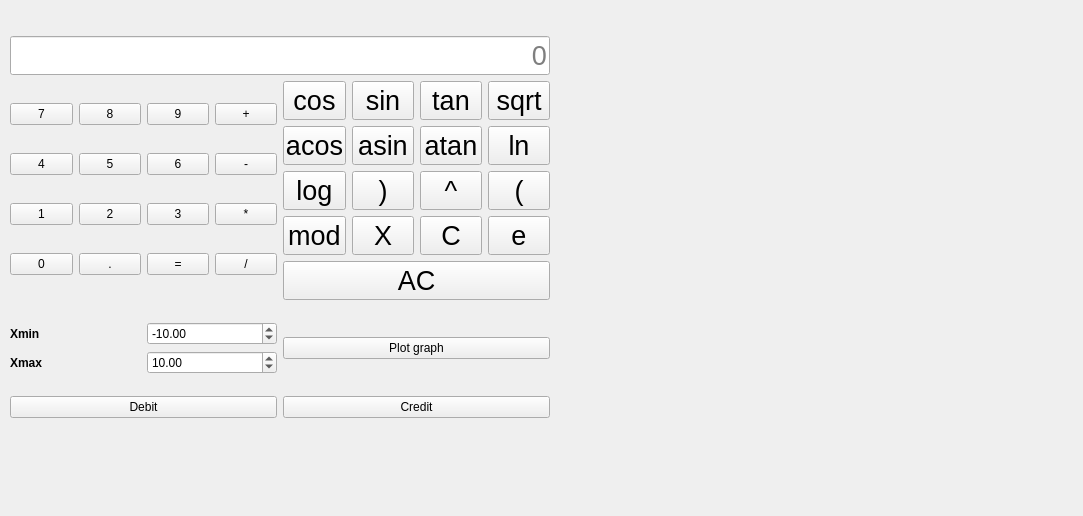
First picture: the form in src/view/calculator.ui, repository IPacificOcean/SmartCalculator_V2.0, before the edit.
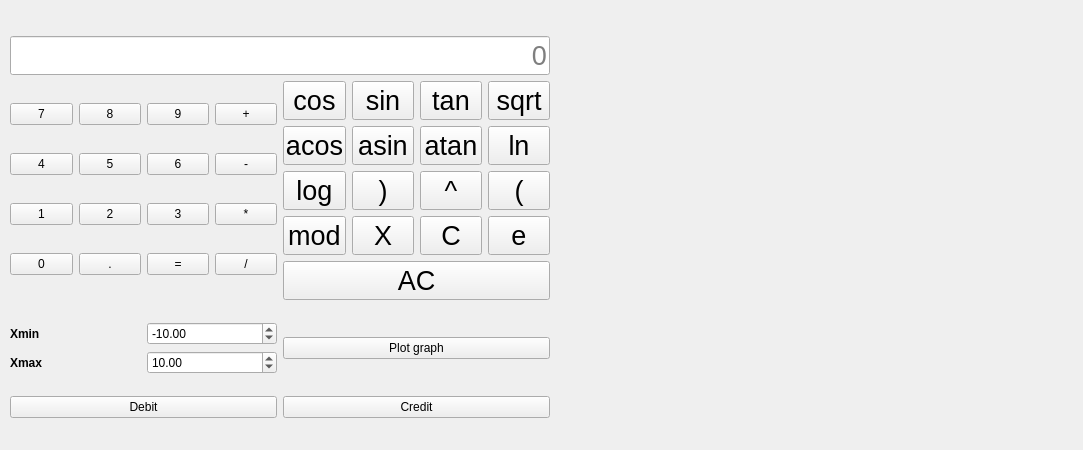
Second picture: the form after the edit. Custom widgets are drawn as their Qt base class.

```diff
--- a/src/view/calculator.ui
+++ b/src/view/calculator.ui
@@ -7,13 +7,25 @@
     <x>0</x>
     <y>0</y>
     <width>1083</width>
-    <height>516</height>
+    <height>450</height>
    </rect>
   </property>
+  <property name="sizePolicy">
+   <sizepolicy hsizetype="Fixed" vsizetype="Fixed">
+    <horstretch>0</horstretch>
+    <verstretch>0</verstretch>
+   </sizepolicy>
+  </property>
   <property name="minimumSize">
    <size>
-    <width>0</width>
-    <height>0</height>
+    <width>1083</width>
+    <height>450</height>
+   </size>
+  </property>
+  <property name="maximumSize">
+   <size>
+    <width>1083</width>
+    <height>450</height>
    </size>
   </property>
   <property name="font">
```
